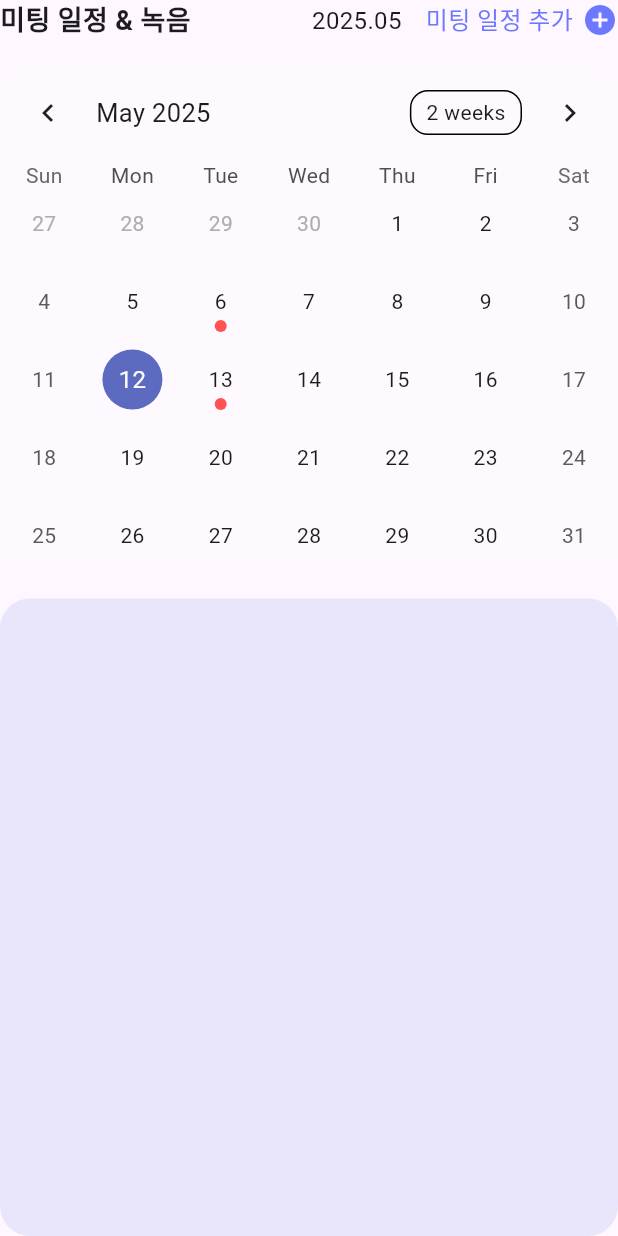
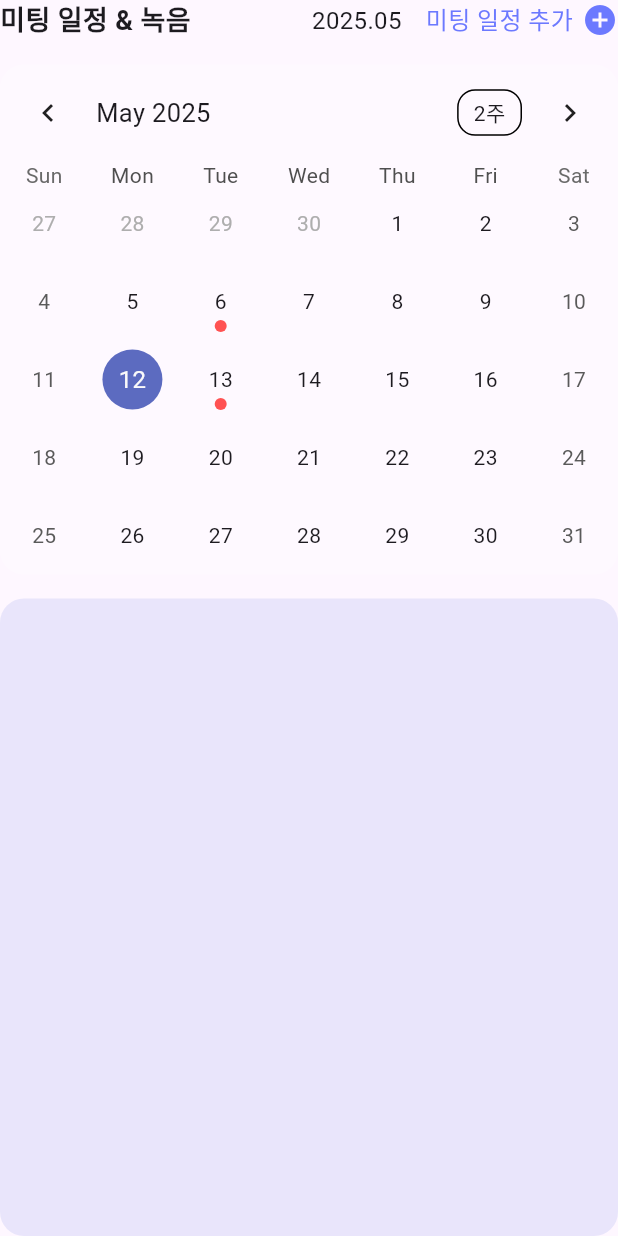
Before and after one commit to zihoo318/MoDit, a Flutter app: the MeetingCalendarWidget widget shown alone on an empty page, opened directly with empty values, on a phone screen of 412 x 824 dp. Run offline on Flutter 3.47's test engine with Material 3 defaults, Android fonts, the light colour scheme and no system bars; drawn by our look-alikes of table_calendar; our stand-ins replace firebase_core, firebase_database; missing offline and left inert: file_selector; accounts and stored records are empty.

Commit message:
meeting_calendar화면 달력 월/2주/주간 뷰 전환

```diff
--- a/MoDitApp/lib/pages/meeting_calendar.dart
+++ b/MoDitApp/lib/pages/meeting_calendar.dart
@@ -1,4 +1,4 @@
-// ✅ 통합 버전: meeting_calendar.dart (스크롤 가능한 일정 박스 포함)
+// ✅ 통합 버전: meeting_calendar.dart (스크롤 + 포맷 전환 버튼 포함)
 
 import 'package:flutter/material.dart';
 import 'package:intl/intl.dart';
@@ -16,6 +16,7 @@ class MeetingCalendarWidget extends StatefulWidget {
 class _MeetingCalendarWidgetState extends State<MeetingCalendarWidget> {
   DateTime selectedDate = DateTime.now();
   DateTime focusedDate = DateTime.now();
+  CalendarFormat _calendarFormat = CalendarFormat.month;
 
   final List<Map<String, dynamic>> meetings = [
     {
@@ -95,14 +96,13 @@ class _MeetingCalendarWidgetState extends State<MeetingCalendarWidget> {
         const SizedBox(height: 16),
         _buildCalendar(),
         const SizedBox(height: 16),
-        // 일정 표시 영역
         Expanded(
           child: Container(
             width: double.infinity,
             padding: const EdgeInsets.all(16),
             decoration: BoxDecoration(
               color: const Color(0xFFB8BDF1).withOpacity(0.3),
-              borderRadius: BorderRadius.circular(20),
+              borderRadius: BorderRadius.circular(16),
             ),
             child: Scrollbar(
               child: ListView.builder(
@@ -161,13 +161,23 @@ class _MeetingCalendarWidgetState extends State<MeetingCalendarWidget> {
         lastDay: DateTime.utc(2030, 12, 31),
         focusedDay: focusedDate,
         selectedDayPredicate: (day) => isSameDay(selectedDate, day),
+        calendarFormat: _calendarFormat,
+        onFormatChanged: (format) {
+          setState(() {
+            _calendarFormat = format;
+          });
+        },
+        availableCalendarFormats: const {
+          CalendarFormat.month: '월',
+          CalendarFormat.twoWeeks: '2주',
+          CalendarFormat.week: '주',
+        },
         onDaySelected: (selected, focused) {
           setState(() {
             selectedDate = selected;
             focusedDate = focused;
           });
         },
-        calendarFormat: CalendarFormat.month,
         eventLoader: getMeetingsForDay,
         calendarStyle: const CalendarStyle(
           markerDecoration: BoxDecoration(color: Colors.redAccent, shape: BoxShape.circle),
```
